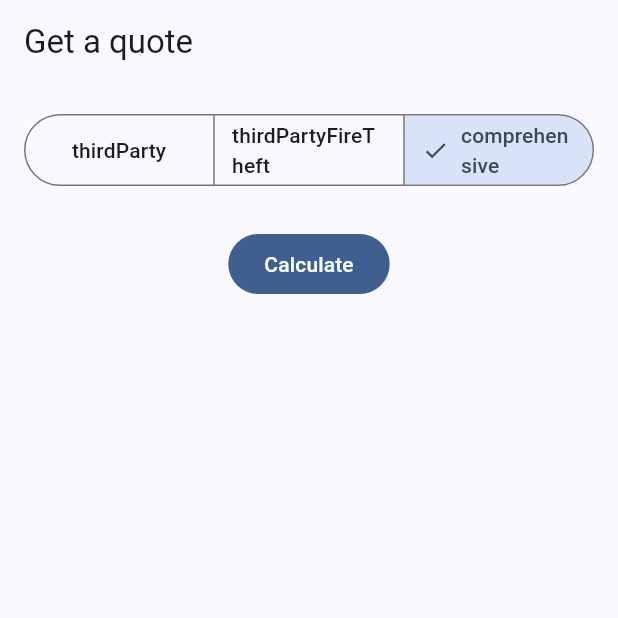
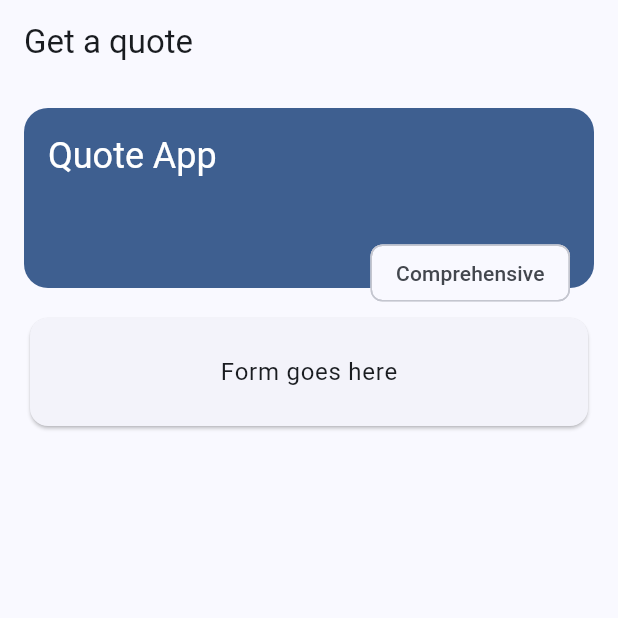
Before and after one commit to Clynton19860/flutter, a Flutter app: the screen it shows after launch, on a phone screen of 412 x 824 dp, the top half of it. Run offline on Flutter 3.47's test engine with Material 3 defaults, Android fonts, the phone set to English and light mode, and no system bars.

Commit message:
Day 2: header and responsive shell

```diff
--- a/dartpad/02_null_safety.dart
+++ b/dartpad/02_null_safety.dart
@@ -15,7 +15,7 @@ void main() {
   print(nickname?.length);      // null
   print(nickname ?? 'none');    // 'none'
   nickname ??= 'S';             // assign only if null
-  print(nickname!.length);      // ! = "trust me, not null", throws if wrong
+  print(nickname.length);      // ! = "trust me, not null", throws if wrong
 
   String? maybe = DateTime.now().hour > 0 ? 'value' : null;
   if (maybe != null) {
--- a/quote_app/lib/features/quote/domain/quote_model.dart
+++ b/quote_app/lib/features/quote/domain/quote_model.dart
@@ -9,6 +9,12 @@ enum Cover {
     Cover.thirdParty => 0.6,
     Cover.thirdPartyFireTheft => 0.8,
     Cover.comprehensive => 1.0,
+  };
+
+  String get label => switch (this) {
+    Cover.thirdParty => 'Third party',
+    Cover.thirdPartyFireTheft => 'Third party, fire & theft',
+    Cover.comprehensive => 'Comprehensive',
   };
 }
 
--- a/quote_app/lib/features/quote/presentation/capture_screen.dart
+++ b/quote_app/lib/features/quote/presentation/capture_screen.dart
@@ -1,41 +1,82 @@
 import 'package:flutter/material.dart';
 import 'package:quote_app/features/quote/domain/quote_model.dart';
 
-class CaptureScreen extends StatefulWidget {
+class CaptureScreen extends StatelessWidget {
   const CaptureScreen({super.key});
-
-  @override
-  State<CaptureScreen> createState() => _CaptureScreenState();
-}
-
-class _CaptureScreenState extends State<CaptureScreen> {
-  Cover _cover = Cover.comprehensive;
-  double? _premium;
-
-  void _calculate() {
-    final r = QuoteRequest(make: 'VW', year: 2020, driverAge: 30, cover: _cover);
-    setState(() => _premium = calculatePremium(r));
-  }
 
   @override
   Widget build(BuildContext context) => Scaffold(
     appBar: AppBar(title: const Text('Get a quote')),
-    body: Padding(
-      padding: const EdgeInsets.all(16),
-      child: Column(
-        children: [
-          SegmentedButton<Cover>(
-            segments: [for (final c in Cover.values) ButtonSegment(value: c, label: Text(c.name))],
-            selected: {_cover},
-            onSelectionChanged: (s) => setState(() => _cover = s.first),
-          ),
-          const SizedBox(height: 24),
-          FilledButton(onPressed: _calculate, child: const Text('Calculate')),
-          const SizedBox(height: 24),
-          if (_premium != null) PremiumBadge(amount: _premium!),
-        ],
+    body: SafeArea(
+      child: LayoutBuilder(
+        builder: (context, constraints) {
+          final form = Card(
+            child: Padding(
+              padding: const EdgeInsets.all(24),
+              child: Center(
+                child: Text('Form goes here', style: Theme.of(context).textTheme.bodyLarge),
+              ),
+            ),
+          );
+
+          if (constraints.maxWidth >= 700) {
+            return Row(
+              crossAxisAlignment: CrossAxisAlignment.start,
+              children: [
+                const SizedBox(
+                  width: 280,
+                  child: Padding(padding: EdgeInsets.all(16), child: _BrandHeader()),
+                ),
+                Expanded(
+                  child: SingleChildScrollView(padding: const EdgeInsets.all(16), child: form),
+                ),
+              ],
+            );
+          }
+
+          return SingleChildScrollView(
+            padding: const EdgeInsets.all(16),
+            child: Column(children: [const _BrandHeader(), const SizedBox(height: 16), form]),
+          );
+        },
       ),
     ),
+  );
+}
+
+class _BrandHeader extends StatelessWidget {
+  const _BrandHeader();
+
+  @override
+  Widget build(BuildContext context) => Stack(
+    clipBehavior: Clip.none,
+    children: [
+      Container(
+        height: 120,
+        decoration: BoxDecoration(
+          color: Theme.of(context).colorScheme.primary,
+          borderRadius: BorderRadius.circular(16),
+        ),
+      ),
+      Positioned(
+        left: 16,
+        top: 16,
+        child: Text(
+          'Quote App',
+          style: Theme.of(
+            context,
+          ).textTheme.headlineSmall?.copyWith(color: Theme.of(context).colorScheme.onPrimary),
+        ),
+      ),
+      Positioned(
+        right: 16,
+        bottom: -14,
+        child: Chip(
+          label: const Text('Comprehensive'),
+          backgroundColor: Theme.of(context).colorScheme.surface,
+        ),
+      ),
+    ],
   );
 }
 
```
